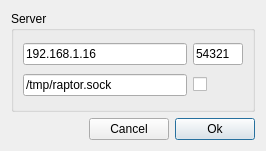
First picture: the form in dsviper_components/ds_connect_to_server.ui, repository digital-substrate/dsviper-components, before the edit.
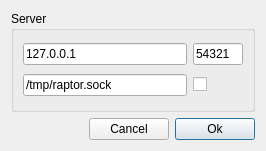
Second picture: the form after the edit.

Commit message:
chore(ui): replace 192.168.1.16 default with 127.0.0.1
The host line edit of the Connect-to-Server dialog defaulted to
192.168.1.16, which is the maintainer's local LAN address and
leaks internal network topology when shipped to end users.
Replace with 127.0.0.1, a meaningful default that points users
at a locally-running service.

```diff
--- a/dsviper_components/ds_connect_to_server.ui
+++ b/dsviper_components/ds_connect_to_server.ui
@@ -29,7 +29,7 @@
          </size>
         </property>
         <property name="text">
-         <string>192.168.1.16</string>
+         <string>127.0.0.1</string>
         </property>
        </widget>
       </item>
```
